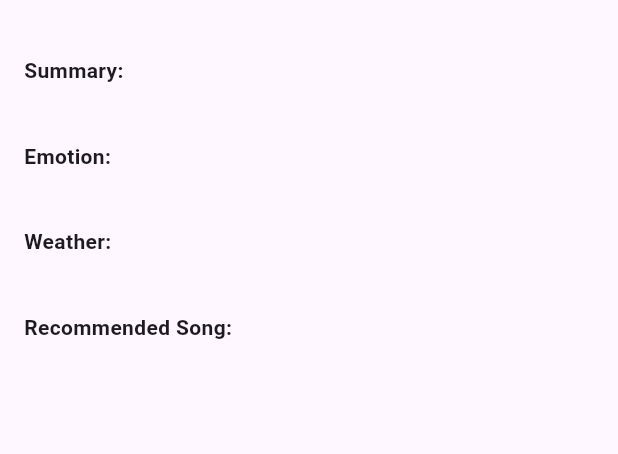
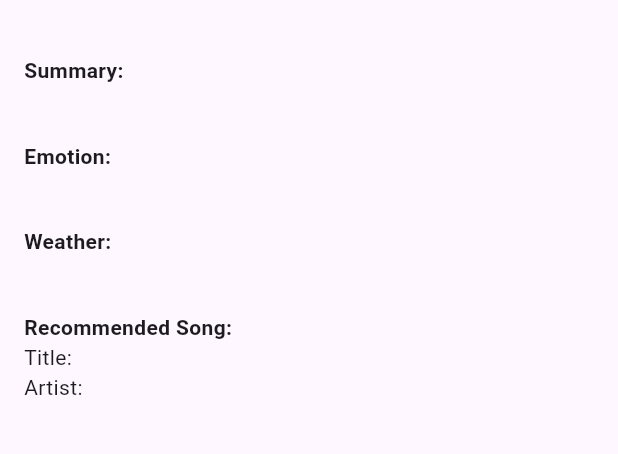
Before and after one commit to lshee9008/EmoTrack, a Flutter app: the DiaryDetailScreen screen opened directly with empty values, on a phone screen of 412 x 824 dp, the part 201-655 px from its top. Run offline on Flutter 3.47's test engine with Material 3 defaults, Android fonts, the phone set to English and light mode, and no system bars; our stand-ins replace sqflite; accounts and stored records are empty.

Commit message:
일단 파싱 성공한듯

```diff
--- a/front/emotrack_front/lib/models/diary_entry.dart
+++ b/front/emotrack_front/lib/models/diary_entry.dart
@@ -1,3 +1,6 @@
+// DiaryEntry 모델 수정
+import 'dart:convert';
+
 class DiaryEntry {
   final int? id;
   final String diary;
@@ -5,7 +8,7 @@ class DiaryEntry {
   final String summary;
   final String emotion;
   final String weather;
-  final String song;
+  final Map<String, dynamic> song; // ✅ 변경됨
 
   DiaryEntry({
     this.id,
@@ -14,7 +17,7 @@ class DiaryEntry {
     required this.summary,
     required this.emotion,
     required this.weather,
-    required this.song,
+    required this.song, // ✅ Map
   });
 
   Map<String, dynamic> toMap() {
@@ -25,7 +28,7 @@ class DiaryEntry {
       'summary': summary,
       'emotion': emotion,
       'weather': weather,
-      'song': song,
+      'song': jsonEncode(song), // ✅ DB 저장시 문자열로
     };
   }
 
@@ -37,7 +40,7 @@ class DiaryEntry {
       summary: map['summary'],
       emotion: map['emotion'],
       weather: map['weather'],
-      song: map['song'],
+      song: jsonDecode(map['song']), // ✅ DB에서 불러올 때 다시 Map으로
     );
   }
 }
--- a/front/emotrack_front/lib/models/diary_response.dart
+++ b/front/emotrack_front/lib/models/diary_response.dart
@@ -2,7 +2,7 @@ class DiaryResponse {
   final String summary;
   final String emotion;
   final String weather;
-  final String song;
+  final Map<String, dynamic> song;
 
   DiaryResponse({
     required this.summary,
--- a/front/emotrack_front/lib/providers/diary_provider.dart
+++ b/front/emotrack_front/lib/providers/diary_provider.dart
@@ -1,3 +1,5 @@
+import 'dart:convert';
+
 import 'package:flutter/material.dart';
 import '../models/diary_entry.dart';
 import '../services/api_service.dart';
--- a/front/emotrack_front/lib/screens/diary_detail_screen.dart
+++ b/front/emotrack_front/lib/screens/diary_detail_screen.dart
@@ -32,7 +32,8 @@ class DiaryDetailScreen extends StatelessWidget {
               'Recommended Song:',
               style: TextStyle(fontWeight: FontWeight.bold),
             ),
-            Text(diary.song),
+            Text('Title: ${diary.song['title']}'),
+            Text('Artist: ${diary.song['artist']}'),
           ],
         ),
       ),
--- a/front/emotrack_front/lib/services/api_service.dart
+++ b/front/emotrack_front/lib/services/api_service.dart
@@ -5,7 +5,7 @@ import '../models/diary_response.dart';
 
 class ApiService {
   static const String baseUrl =
-      'https://your-api.com'; // Replace with your API URL
+      'http://localhost:8000'; // Replace with your API URL
 
   Future<DiaryResponse> analyzeDiary(DiaryRequest request) async {
     final response = await http.post(
```
Also changed, not shown: 2 other files.
